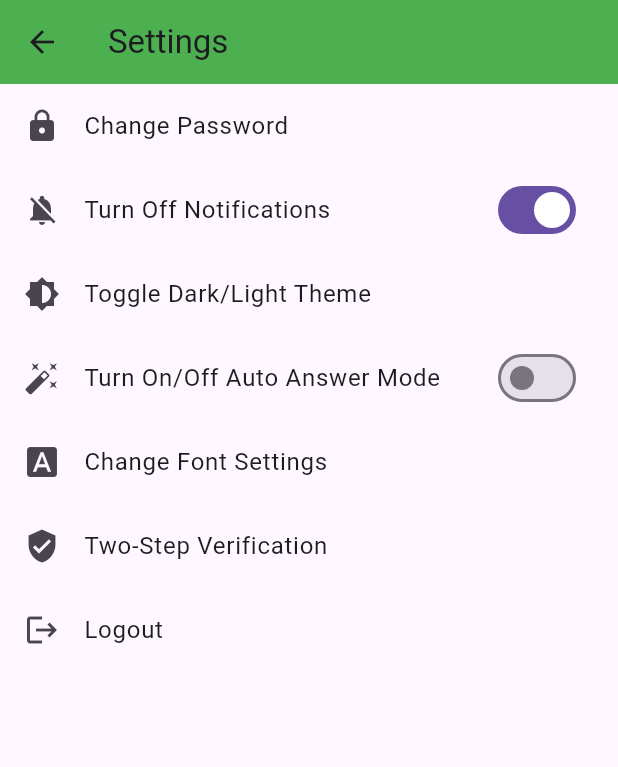
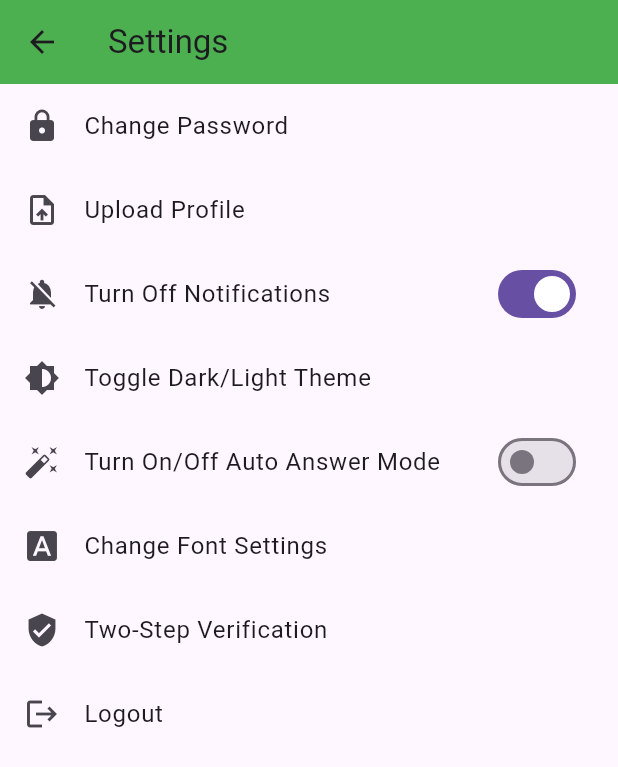
Before and after one commit to Huuthanga/Mail-Flutter, a Flutter app: the HomePage screen opened directly, after a tap on the "settings" icon, on a phone screen of 412 x 824 dp. Shown: the top 767 px of the screen. Run offline on Flutter 3.47's test engine with Material 3 defaults, Android fonts, the phone set to English and light mode, and no system bars; our stand-ins replace cloud_firestore, country_picker, firebase_auth, firebase_core, flutter_image_compress, image_picker and 1 more; accounts and stored records are empty; network calls fail.

Commit message:
upload profit

```diff
--- a/lib/screen/home.dart
+++ b/lib/screen/home.dart
@@ -66,49 +66,14 @@ class _HomePageState extends State<HomePage> {
                 child: Padding(
                 padding: const EdgeInsets.all(16.0),
                 child: Column(
-                  crossAxisAlignment: CrossAxisAlignment.start,
+                  mainAxisAlignment: MainAxisAlignment.center,
+                  crossAxisAlignment: CrossAxisAlignment.center,
                   children: [
-                    Text(
-                      'User Information',
-                      style: TextStyle(color: Colors.white, fontSize: 20),
-                    ),
-                    SizedBox(height: 16.0),
-                    TextField(
-                      decoration: InputDecoration(
-                        labelText: 'Name',
-                        labelStyle: TextStyle(color: Colors.white),
-                        filled: true,
-                        fillColor: Colors.white.withOpacity(0.2),
-                        border: OutlineInputBorder(
-                          borderRadius: BorderRadius.circular(8.0),
-                        ),
-                      ),
-                    ),
-                    SizedBox(height: 16.0),
-                    TextField(
-                      keyboardType: TextInputType.number,
-                      decoration: InputDecoration(
-                        labelText: 'Age',
-                        labelStyle: TextStyle(color: Colors.white),
-                        filled: true,
-                        fillColor: Colors.white.withOpacity(0.2),
-                        border: OutlineInputBorder(
-                          borderRadius: BorderRadius.circular(8.0),
-                        ),
-                      ),
-                    ),
-                    SizedBox(height: 16.0),
-                    TextField(
-                      keyboardType: TextInputType.phone,
-                      decoration: InputDecoration(
-                        labelText: 'Phone',
-                        labelStyle: TextStyle(color: Colors.white),
-                        filled: true,
-                        fillColor: Colors.white.withOpacity(0.2),
-                        border: OutlineInputBorder(
-                          borderRadius: BorderRadius.circular(8.0),
-                        ),
-                      ),
+                    Image.network(
+                      'https://png.pngtree.com/template/20190717/ourmid/pngtree-gmail-logo-png-image_229718',
+                    width: 120, // Adjust size as needed
+                    height: 120,
+
                     ),
                   ],
                 ),
--- a/lib/screen/settings_screen.dart
+++ b/lib/screen/settings_screen.dart
@@ -4,7 +4,7 @@ import 'package:firebase_auth/firebase_auth.dart';
 import 'package:provider/provider.dart';
 import 'package:code/screen/setting/theme_provider.dart';
 import 'package:code/screen/password_change_screen.dart';
-
+import 'package:code/screen/setting/UploadProfileScreenWeb.dart';
 import 'package:code/screen/two_step_verification_screen.dart';
 
 class SettingsScreen extends StatelessWidget {
@@ -25,6 +25,11 @@ class SettingsScreen extends StatelessWidget {
             leading: Icon(Icons.lock),
             title: Text('Change Password'),
             onTap: () => _changePassword(context),
+          ),
+          ListTile(
+            leading: Icon(Icons.upload_file),
+            title: Text('Upload Profile'),
+            onTap: () => _uploadProfile(context),
           ),
 
           ListTile(
@@ -74,11 +79,22 @@ class SettingsScreen extends StatelessWidget {
     );
   }
 
+
   void _changePassword(BuildContext context) {
     Navigator.push(
       context,
       MaterialPageRoute(
         builder: (context) => PasswordChangeScreen(user: user),
+      ),
+    );
+  }
+
+   void _uploadProfile(BuildContext context) {
+    // Navigate to the UploadProfileScreen
+    Navigator.push(
+      context,
+      MaterialPageRoute(
+        builder: (context) => UploadProfileScreenWeb(user: user.email ?? ''),
       ),
     );
   }
```
Also changed, not shown: lib/screen/login_screen.dart (+12 -0 lines), lib/screen/setting/UploadProfileScreenWeb.dart (added, +64 -0 lines), 1 other file.
